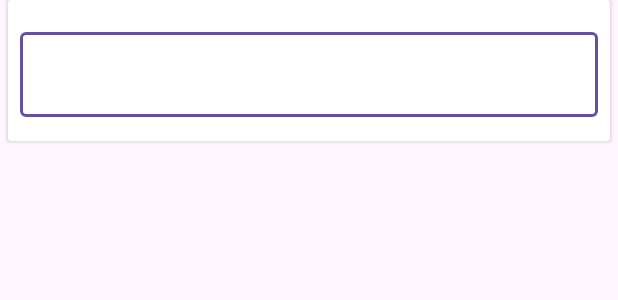
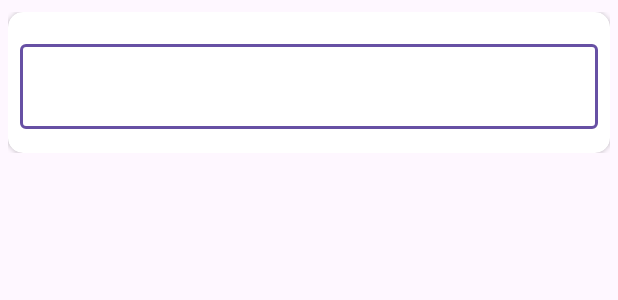
Before and after one commit to fazlerabbikhan/autogen-fields, an Android app: the layout input_field_layout.xml on its own in the app's theme, with its tools: preview values and no code run, on a phone screen of 412 x 824 dp. Shown: the top 300 px of the screen. Run offline under Robolectric (Android 15) with nearby library versions, the phone set to English and light mode, and no system bars.

```diff
--- a/app/src/main/java/com/fazlerabbikhan/autogenfields/presentation/ui/DynamicFieldsPresenter.kt
+++ b/app/src/main/java/com/fazlerabbikhan/autogenfields/presentation/ui/DynamicFieldsPresenter.kt
@@ -1,5 +1,6 @@
 package com.fazlerabbikhan.autogenfields.presentation.ui
 
+import android.annotation.SuppressLint
 import android.content.Context
 import android.view.LayoutInflater
 import android.widget.LinearLayout
@@ -10,6 +11,7 @@ import com.google.android.material.textfield.TextInputLayout
 
 class DynamicFieldsPresenter {
 
+    @SuppressLint("InflateParams")
     fun generateFields(userDetailData: UserDetailDto, context: Context, containerLayout: LinearLayout) {
         val fieldData = mapOf(
             "Name" to userDetailData.name,
@@ -22,7 +24,7 @@ class DynamicFieldsPresenter {
         val inflater = LayoutInflater.from(context)
 
         for ((fieldName, fieldValue) in fieldData) {
-            val inputFieldLayout = inflater.inflate(R.layout.input_field_layout, containerLayout, false)
+            val inputFieldLayout = inflater.inflate(R.layout.input_field_layout, null)
             val textInputLayout = inputFieldLayout.findViewById<TextInputLayout>(R.id.textInputLayout)
             val textInputEditText = inputFieldLayout.findViewById<TextInputEditText>(R.id.textInputEditText)
 
--- a/app/src/main/res/layout/input_field_layout.xml
+++ b/app/src/main/res/layout/input_field_layout.xml
@@ -1,17 +1,20 @@
 <?xml version="1.0" encoding="utf-8"?>
-<androidx.constraintlayout.widget.ConstraintLayout xmlns:android="http://schemas.android.com/apk/res/android"
+<LinearLayout xmlns:android="http://schemas.android.com/apk/res/android"
     xmlns:tools="http://schemas.android.com/tools"
     android:layout_width="match_parent"
-    android:layout_height="match_parent">
+    android:layout_height="wrap_content"
+    xmlns:app="http://schemas.android.com/apk/res-auto"
+    android:orientation="vertical"
+    android:paddingStart="5dp"
+    android:paddingEnd="5dp"
+    android:paddingTop="8dp"
+    android:paddingBottom="8dp">
 
     <androidx.cardview.widget.CardView
         android:layout_width="match_parent"
         android:layout_height="wrap_content"
-        android:layout_marginTop="8dp"
-        android:layout_marginBottom="8dp"
-        android:layout_marginStart="5dp"
-        android:layout_marginEnd="5dp"
         android:elevation="8dp"
+        app:cardCornerRadius="10dp"
         android:background="#FFFFFF"
         tools:ignore="MissingConstraints">
 
@@ -37,4 +40,4 @@
         </com.google.android.material.textfield.TextInputLayout>
     </androidx.cardview.widget.CardView>
 
-</androidx.constraintlayout.widget.ConstraintLayout>
+</LinearLayout>
```
Also changed, not shown: app/src/main/java/com/fazlerabbikhan/autogenfields/presentation/ui/MainActivity.kt (+20 -0 lines), app/src/main/res/layout/activity_main.xml (+38 -6 lines).
